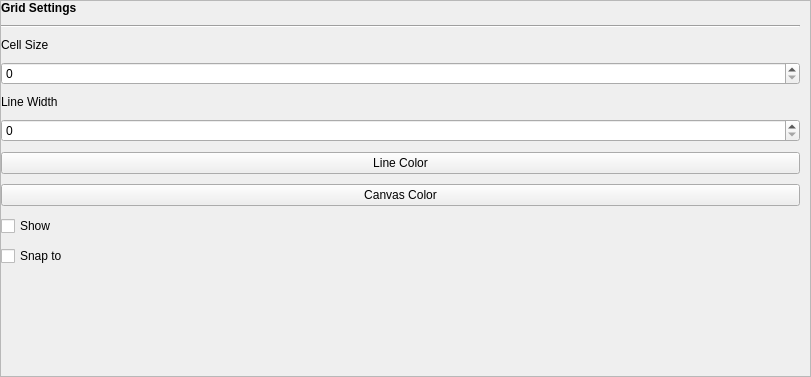
This is src/airunner/gui/widgets/grid_preferences/templates/grid_preferences.ui in Capsize-Games/airunner as Qt 5 draws it before an edit. The edited form follows.
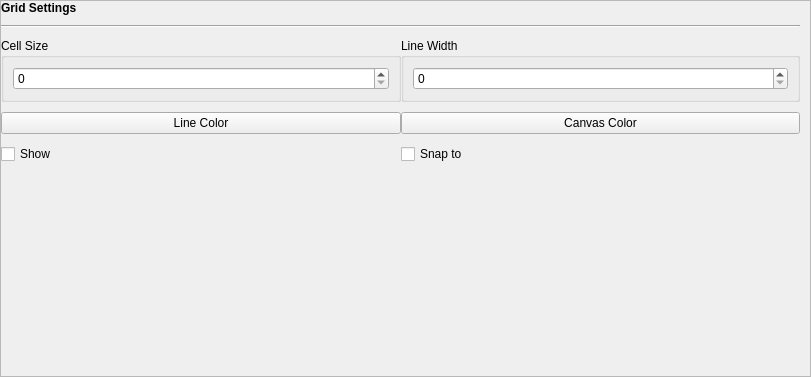
This is the edited form.

Commit message: improved layout for grid preferences

Patch:
```diff
--- a/src/airunner/gui/widgets/grid_preferences/templates/grid_preferences.ui
+++ b/src/airunner/gui/widgets/grid_preferences/templates/grid_preferences.ui
@@ -62,25 +62,60 @@
        <property name="verticalSpacing">
         <number>10</number>
        </property>
+       <item row="3" column="0">
+        <layout class="QHBoxLayout" name="horizontalLayout">
+         <item>
+          <widget class="QPushButton" name="gridLineColorButton">
+           <property name="text">
+            <string>Line Color</string>
+           </property>
+          </widget>
+         </item>
+         <item>
+          <widget class="QPushButton" name="canvas_color">
+           <property name="text">
+            <string>Canvas Color</string>
+           </property>
+          </widget>
+         </item>
+        </layout>
+       </item>
        <item row="2" column="0">
-        <widget class="QLabel" name="label">
-         <property name="font">
-          <font>
-           <bold>false</bold>
-          </font>
-         </property>
-         <property name="text">
-          <string>Cell Size</string>
-         </property>
-        </widget>
+        <layout class="QHBoxLayout" name="horizontalLayout_2">
+         <item>
+          <widget class="QGroupBox" name="groupBox">
+           <property name="title">
+            <string>Cell Size</string>
+           </property>
+           <layout class="QGridLayout" name="gridLayout_3">
+            <item row="1" column="0">
+             <widget class="QSpinBox" name="grid_size_spinbox">
+              <property name="maximum">
+               <number>512</number>
+              </property>
+             </widget>
+            </item>
+           </layout>
+          </widget>
+         </item>
+         <item>
+          <widget class="QGroupBox" name="groupBox_2">
+           <property name="title">
+            <string>Line Width</string>
+           </property>
+           <layout class="QGridLayout" name="gridLayout_4">
+            <item row="0" column="0">
+             <widget class="QSpinBox" name="grid_line_width_spinbox"/>
+            </item>
+           </layout>
+          </widget>
+         </item>
+        </layout>
        </item>
-       <item row="5" column="0">
-        <widget class="QSpinBox" name="grid_line_width_spinbox"/>
-       </item>
-       <item row="7" column="0">
-        <widget class="QPushButton" name="canvas_color">
-         <property name="text">
-          <string>Canvas Color</string>
+       <item row="1" column="0">
+        <widget class="Line" name="line">
+         <property name="orientation">
+          <enum>Qt::Orientation::Horizontal</enum>
          </property>
         </widget>
        </item>
@@ -97,25 +132,6 @@
         </widget>
        </item>
        <item row="8" column="0">
-        <widget class="QCheckBox" name="show_grid_checkbox">
-         <property name="font">
-          <font>
-           <bold>false</bold>
-          </font>
-         </property>
-         <property name="text">
-          <string>Show</string>
-         </property>
-        </widget>
-       </item>
-       <item row="6" column="0">
-        <widget class="QPushButton" name="gridLineColorButton">
-         <property name="text">
-          <string>Line Color</string>
-         </property>
-        </widget>
-       </item>
-       <item row="10" column="0">
         <spacer name="verticalSpacer">
          <property name="orientation">
           <enum>Qt::Orientation::Vertical</enum>
@@ -128,43 +144,33 @@
          </property>
         </spacer>
        </item>
-       <item row="9" column="0">
-        <widget class="QCheckBox" name="snap_to_grid_checkbox">
-         <property name="font">
-          <font>
-           <bold>false</bold>
-          </font>
-         </property>
-         <property name="text">
-          <string>Snap to</string>
-         </property>
-        </widget>
-       </item>
        <item row="4" column="0">
-        <widget class="QLabel" name="label_2">
-         <property name="font">
-          <font>
-           <bold>false</bold>
-          </font>
-         </property>
-         <property name="text">
-          <string>Line Width</string>
-         </property>
-        </widget>
-       </item>
-       <item row="3" column="0">
-        <widget class="QSpinBox" name="grid_size_spinbox">
-         <property name="maximum">
-          <number>512</number>
-         </property>
-        </widget>
-       </item>
-       <item row="1" column="0">
-        <widget class="Line" name="line">
-         <property name="orientation">
-          <enum>Qt::Orientation::Horizontal</enum>
-         </property>
-        </widget>
+        <layout class="QHBoxLayout" name="horizontalLayout_3">
+         <item>
+          <widget class="QCheckBox" name="show_grid_checkbox">
+           <property name="font">
+            <font>
+             <bold>false</bold>
+            </font>
+           </property>
+           <property name="text">
+            <string>Show</string>
+           </property>
+          </widget>
+         </item>
+         <item>
+          <widget class="QCheckBox" name="snap_to_grid_checkbox">
+           <property name="font">
+            <font>
+             <bold>false</bold>
+            </font>
+           </property>
+           <property name="text">
+            <string>Snap to</string>
+           </property>
+          </widget>
+         </item>
+        </layout>
        </item>
       </layout>
      </widget>
```
The commit also changes 1 other file.
